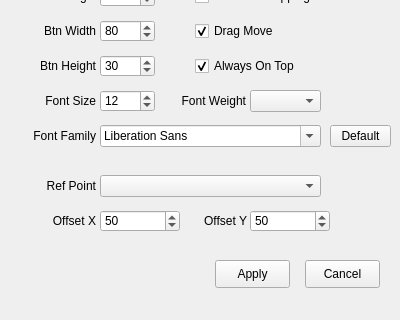
First picture: the form in QKeyMapper/qvbuttonpanelsetupdialog.ui, repository Zalafina/QKeyMapper, before the edit; both pictures show x 0 to 400 and y 240 to 560 of the 400 by 560 pixel window.
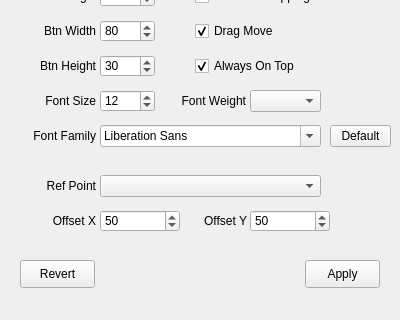
Second picture: the form after the edit.

Commit message: VButton Panel Setup changed to apply immediately.

```diff
--- a/QKeyMapper/qvbuttonpanelsetupdialog.ui
+++ b/QKeyMapper/qvbuttonpanelsetupdialog.ui
@@ -472,17 +472,17 @@
     <number>50</number>
    </property>
   </widget>
-  <widget class="QPushButton" name="okButton">
+    <widget class="QPushButton" name="revertButton">
    <property name="geometry">
     <rect>
-     <x>215</x>
+         <x>20</x>
      <y>500</y>
      <width>75</width>
      <height>28</height>
     </rect>
    </property>
    <property name="text">
-    <string>Apply</string>
+        <string>Revert</string>
    </property>
    <property name="autoDefault">
     <bool>false</bool>
@@ -491,7 +491,7 @@
     <bool>false</bool>
    </property>
   </widget>
-  <widget class="QPushButton" name="cancelButton">
+    <widget class="QPushButton" name="okButton">
    <property name="geometry">
     <rect>
      <x>305</x>
@@ -501,7 +501,7 @@
     </rect>
    </property>
    <property name="text">
-    <string>Cancel</string>
+    <string>Apply</string>
    </property>
    <property name="autoDefault">
     <bool>false</bool>
```
Left out of the diff: 22 changed lines with no effect on the pictures. The commit also changes 8 other files.
